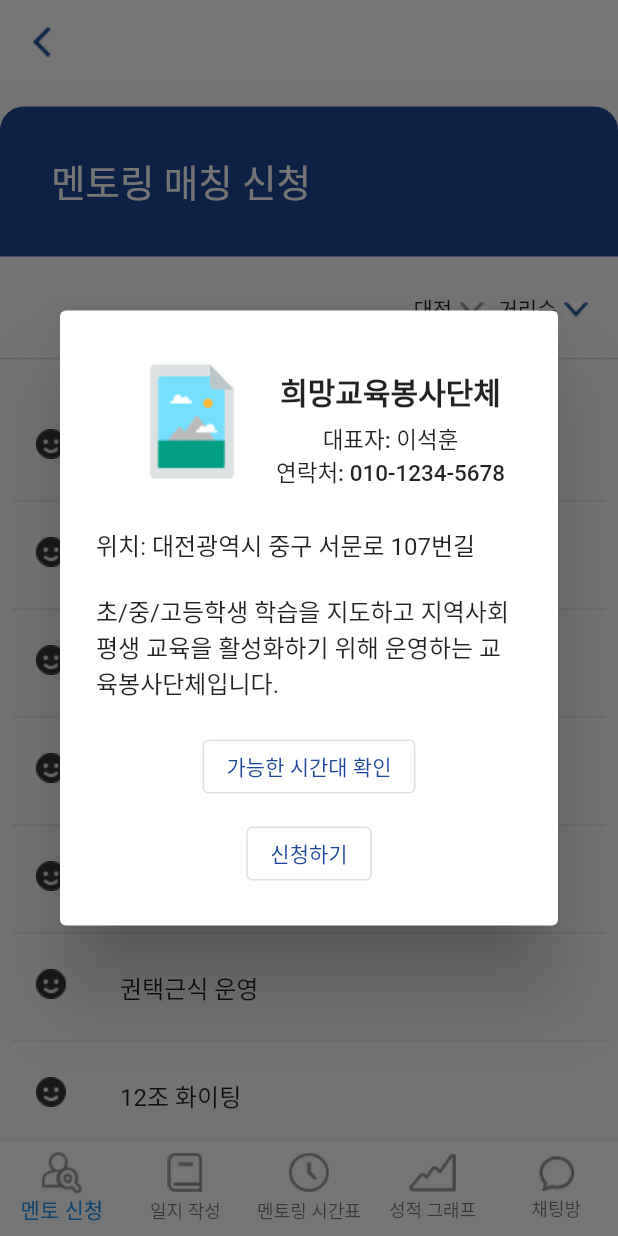
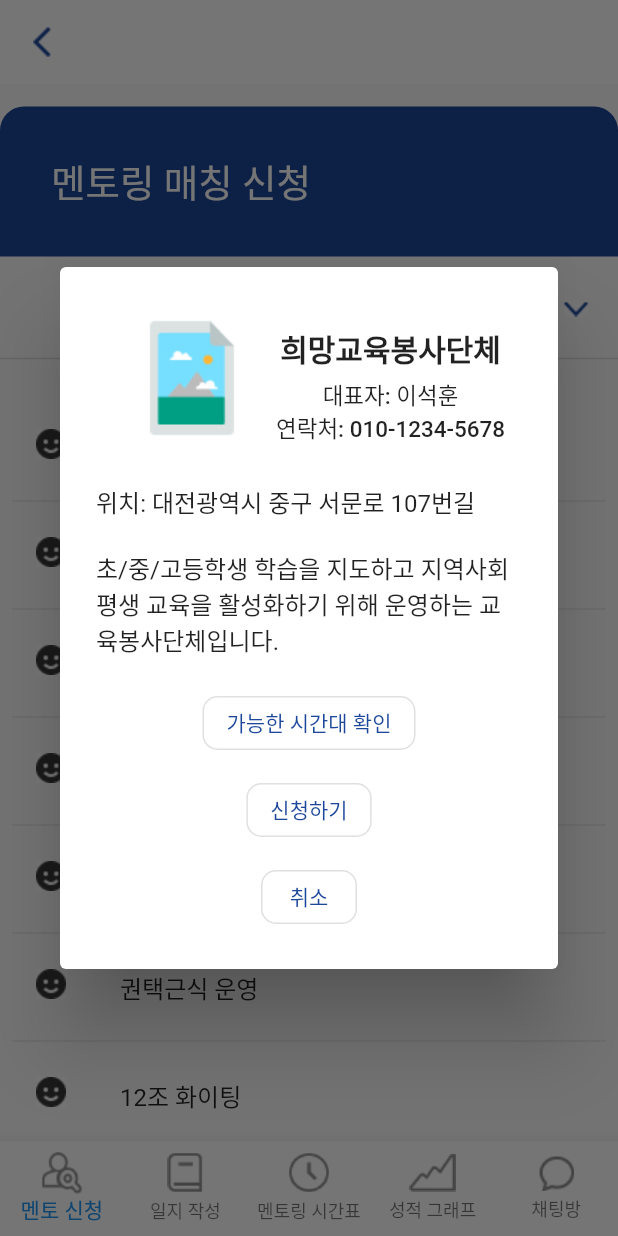
Before and after one commit to BasicProject12/basicProject12, a Flutter app: the screen it shows after launch, after a tap on "희망교육봉사단체", on a phone screen of 412 x 824 dp. Run offline on Flutter 3.47's test engine with Material 2 defaults, Android fonts, the phone set to English and light mode, and no system bars.

Commit message:
listview and popUp edit_2

```diff
--- a/lib/mentoMatch.dart
+++ b/lib/mentoMatch.dart
@@ -115,6 +115,7 @@ class EduListConstructing extends StatelessWidget {
             barrierDismissible: false,
             builder: (BuildContext context) {
               return AlertDialog(
+
                 title: Row(
                   mainAxisAlignment: MainAxisAlignment.start,
                   children: [
@@ -129,7 +130,7 @@ class EduListConstructing extends StatelessWidget {
                         Text("대표자: "+edus[index].represent, style: const TextStyle(fontSize: 15.0,)),
                         Text("연락처: "+edus[index].phoneNum, style: const TextStyle(fontSize: 15.0),),
                       ],
-                    )
+                    ),
                   ],
                 ),
                 content: SingleChildScrollView(
@@ -147,13 +148,33 @@ class EduListConstructing extends StatelessWidget {
                         mainAxisAlignment: MainAxisAlignment.spaceEvenly,
                         children: <Widget> [
                           OutlinedButton(
+                            style: OutlinedButton.styleFrom(
+                              shape: RoundedRectangleBorder(
+                                borderRadius: BorderRadius.circular(10.0),
+                              ),
+                            ),
                             onPressed: () {Navigator.of(context).pop();},
                             child: const Text('가능한 시간대 확인', style: TextStyle(color: Color(0xff1C479B)),),
                           ),
                           const SizedBox(height: 10.0,),
                           OutlinedButton(
+                            style: OutlinedButton.styleFrom(
+                              shape: RoundedRectangleBorder(
+                                borderRadius: BorderRadius.circular(10.0),
+                              ),
+                            ),
                             onPressed: () {Navigator.of(context).pop();},
                             child: const Text("신청하기", style: TextStyle(color: Color(0xff1C479B)),),
+                          ),
+                          const SizedBox(height: 10.0,),
+                          OutlinedButton(
+                            style: OutlinedButton.styleFrom(
+                              shape: RoundedRectangleBorder(
+                                borderRadius: BorderRadius.circular(10.0),
+                              ),
+                            ),
+                            onPressed: () {Navigator.of(context).pop();},
+                            child: const Text("취소", style: TextStyle(color: Color(0xff1C479B)),),
                           )
                         ],
                       )
```
